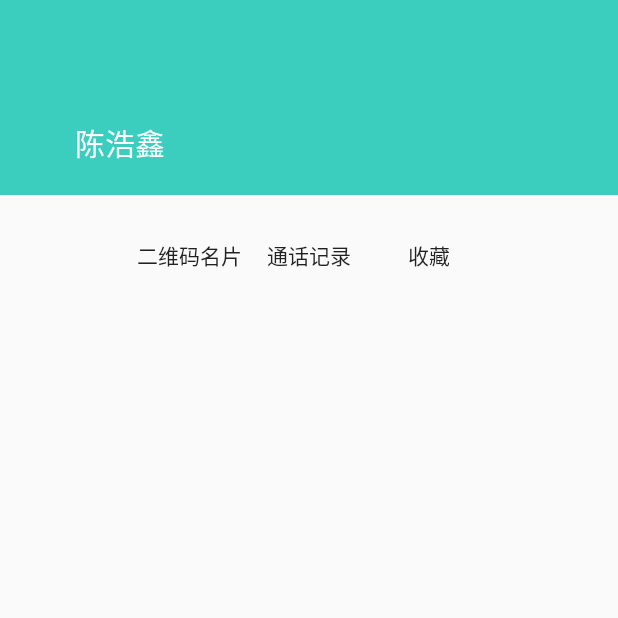
After one commit to Modernchar/PhoneBook, an Android app: the ContactsPersonCardActivity screen opened directly, with no data from a screen before it, on a phone screen of 412 x 824 dp, the top half of it. The commit adds this screen. Run offline under Robolectric (Android 15) with nearby library versions, the phone set to English and light mode, and no system bars; 1 statement that could not run was skipped.

Commit message:
start to write ContactsPersonActivity

```diff
--- a/app/src/main/java/cn/edu/scut/phonebook/ContactsFragment.java
+++ b/app/src/main/java/cn/edu/scut/phonebook/ContactsFragment.java
@@ -50,7 +50,7 @@ public class ContactsFragment extends Fragment implements LetterListView.LetterL
 
         // 提前加载会不会快一点？
         // 并不会
-        adapter = new ContactsPersonListAdapter(Persons);
+        adapter = new ContactsPersonListAdapter(currentActivity,Persons);
         // ——————TAG 1 END ——————
     }
 
@@ -103,6 +103,8 @@ public class ContactsFragment extends Fragment implements LetterListView.LetterL
                 Log.i("onScrolled","dy:"+dy);
             }
         });
+
+
         linearLayoutManager = new LinearLayoutManager(currentActivity);
         ContactsPersonListView.setLayoutManager(linearLayoutManager);
 
@@ -163,7 +165,7 @@ public class ContactsFragment extends Fragment implements LetterListView.LetterL
     public void run() {
 
 
-        adapter = new ContactsPersonListAdapter(Persons);
+        adapter = new ContactsPersonListAdapter(currentActivity,Persons);
         ContactsPersonListView.setAdapter(adapter);
     }
 
--- a/app/src/main/java/cn/edu/scut/phonebook/ContactsPerson.java
+++ b/app/src/main/java/cn/edu/scut/phonebook/ContactsPerson.java
@@ -2,12 +2,13 @@ package cn.edu.scut.phonebook;
 
 import android.support.annotation.NonNull;
 
+import java.io.Serializable;
 import java.util.ArrayList;
 
 /*
  * 联系人类，用于存储单一联系人信息
  */
-public class ContactsPerson implements Comparable{
+public class ContactsPerson implements Comparable,Serializable{
     private String PersonID;
     private String name;
     private String LastNameFirstLetter; //姓名首字母
--- /dev/null
+++ b/app/src/main/java/cn/edu/scut/phonebook/ContactsPersonCardActivity.java
@@ -0,0 +1,36 @@
+package cn.edu.scut.phonebook;
+
+import android.content.Intent;
+import android.os.Build;
+import android.support.v7.app.AppCompatActivity;
+import android.os.Bundle;
+import android.view.WindowManager;
+import android.widget.TextView;
+
+public class ContactsPersonCardActivity extends AppCompatActivity {
+
+    ContactsPerson person;
+    private TextView NameTextView;
+
+    @Override
+    protected void onCreate(Bundle savedInstanceState) {
+        super.onCreate(savedInstanceState);
+        setContentView(R.layout.activity_contacts_person_card);
+
+        Intent intent = getIntent();
+        person = (ContactsPerson)intent.getSerializableExtra("ContactsPerson");
+
+        NameTextView = findViewById(R.id.ContactsPersonNameTextView);
+
+
+        NameTextView.setText(person.getName());
+
+        //隐藏状态栏
+        if(Build.VERSION.SDK_INT >= Build.VERSION_CODES.KITKAT) {
+            //透明状态栏
+            getWindow().addFlags(WindowManager.LayoutParams.FLAG_TRANSLUCENT_STATUS);
+            //透明导航栏
+            getWindow().addFlags(WindowManager.LayoutParams.FLAG_TRANSLUCENT_NAVIGATION);
+        }
+    }
+}
--- /dev/null
+++ b/app/src/main/res/layout/activity_contacts_person_card.xml
@@ -0,0 +1,58 @@
+<?xml version="1.0" encoding="utf-8"?>
+<LinearLayout xmlns:android="http://schemas.android.com/apk/res/android"
+    xmlns:app="http://schemas.android.com/apk/res-auto"
+    xmlns:tools="http://schemas.android.com/tools"
+    android:layout_width="match_parent"
+    android:layout_height="match_parent"
+    android:orientation="vertical"
+    tools:context=".ContactsPersonCardActivity">
+
+    <TextView
+        android:text="陈浩鑫"
+        android:id="@+id/ContactsPersonNameTextView"
+        android:layout_width="match_parent"
+        android:layout_height="wrap_content"
+        android:background="#3bcebf"
+        android:paddingLeft="50dp"
+        android:paddingTop="80dp"
+        android:paddingBottom="20dp"
+        android:textColor="#FFFFFF"
+        android:textSize="20sp"/>
+
+    <LinearLayout
+        android:layout_width="match_parent"
+        android:layout_height="wrap_content"
+        android:orientation="horizontal"
+        android:gravity="center">
+
+        <Button
+            android:id="@+id/QRCodeShare_Btn"
+            android:text="二维码名片"
+            android:background="@drawable/btnwithoutstyle"
+            android:layout_width="80dp"
+            android:layout_height="80dp"
+            />
+
+        <Button
+            android:id="@+id/ShowCallRecord_Btn"
+            android:text="通话记录"
+            android:background="@drawable/btnwithoutstyle"
+            android:layout_width="80dp"
+            android:layout_height="80dp" />
+
+        <Button
+            android:id="@+id/Collected_Btn"
+            android:text="收藏"
+            android:background="@drawable/btnwithoutstyle"
+            android:layout_width="80dp"
+            android:layout_height="80dp" />
+    </LinearLayout>
+
+    <android.support.v7.widget.RecyclerView
+        android:id="@+id/ContactsPersonPhoneNumsListView"
+        android:layout_width="match_parent"
+        android:layout_height="match_parent"></android.support.v7.widget.RecyclerView>
+
+
+
+</LinearLayout>
```
Also changed, not shown: app/src/main/AndroidManifest.xml (+7 -3 lines), app/src/main/java/cn/edu/scut/phonebook/ContactsPersonListAdapter.java (+26 -3 lines).
